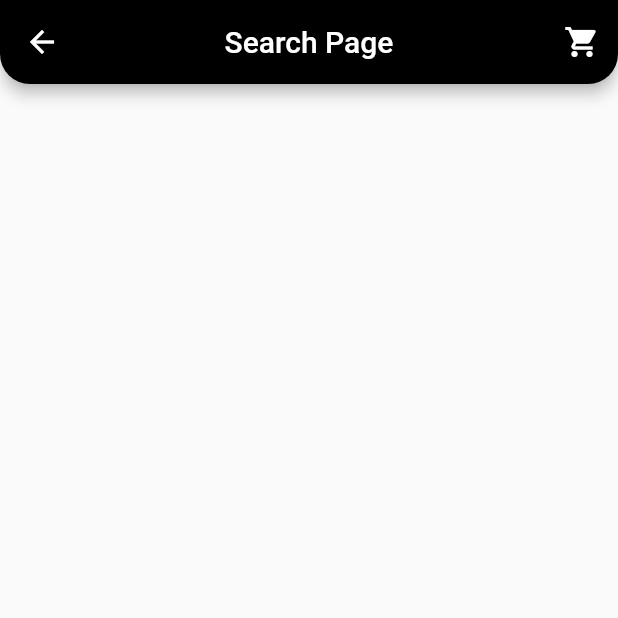
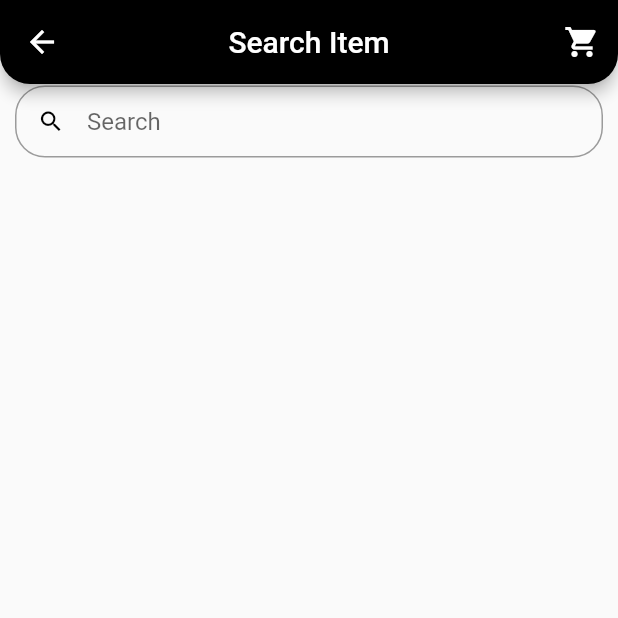
Before and after one commit to fahadyousafxi/Mobid_Thrift, a Flutter app: the SearchPage screen opened directly, on a phone screen of 412 x 824 dp, the top half of it. Run offline on Flutter 3.47's test engine with Material 2 defaults, Android fonts, the phone set to English and light mode, and no system bars; our stand-ins replace google_maps_flutter.

Commit message:
editing 8

```diff
--- a/lib/ui/About_Us.dart
+++ b/lib/ui/About_Us.dart
@@ -7,7 +7,7 @@ class AboutUs extends StatelessWidget {
   @override
   Widget build(BuildContext context) {
     return Scaffold(
-      appBar: MyAppbar().mySimpleAppBar(title: 'About Us'),
+      appBar: MyAppbar().mySimpleAppBar(context, title: 'About Us'),
       body: Center(child: Text('Discribes the information about'),),
     );
   }
--- a/lib/ui/Contact_Us.dart
+++ b/lib/ui/Contact_Us.dart
@@ -12,7 +12,7 @@ class _ContactUsState extends State<ContactUs> {
   @override
   Widget build(BuildContext context) {
     return Scaffold(
-      appBar: MyAppbar().mySimpleAppBar(title: 'Contact Us'),
+      appBar: MyAppbar().mySimpleAppBar(context, title: 'Contact Us'),
       body: Center(child: Text('Contact information of the Business'),),
     );
   }
--- a/lib/ui/Search_Page.dart
+++ b/lib/ui/Search_Page.dart
@@ -12,7 +12,23 @@ class _SearchPageState extends State<SearchPage> {
   @override
   Widget build(BuildContext context) {
     return Scaffold(
-      appBar: MyAppbar().mySimpleAppBar(title: 'Search Page'),
+      appBar: MyAppbar().mySimpleAppBar(context, title: 'Search Item'),
+      body: Container(
+        padding: EdgeInsets.only(left: 10, right: 10, bottom: 10, top: 1),
+        child:
+        TextField(
+          decoration: InputDecoration(
+              isDense: true,
+              prefixIcon: Hero(tag: 'forSearch',
+              child: Icon(Icons.search, color: Colors.black,)),
+              // prefixIconConstraints: BoxConstraints(minWidth: 10, minHeight: 10),
+              border: OutlineInputBorder( borderRadius: BorderRadius.circular(20), ),
+              contentPadding: EdgeInsets.only(top: 1, left: 1, bottom: 1),
+              hintText: 'Search'
+          ),
+          style: TextStyle(fontSize: 16),
+        ),
+      ),
     );
   }
 }
--- a/lib/ui/Seller_Profile.dart
+++ b/lib/ui/Seller_Profile.dart
@@ -23,7 +23,7 @@ class _SellerProfileState extends State<SellerProfile> {
   @override
   Widget build(BuildContext context) {
     return Scaffold(
-      appBar: MyAppbar().mySimpleAppBar(title: 'MobidThrift'),
+      appBar: MyAppbar().mySimpleAppBar(context, title: 'MobidThrift'),
       floatingActionButton: CircleAvatar( backgroundColor: Colors.transparent, radius: 50, child: IconButton(onPressed: (){ Navigator.push(context, MaterialPageRoute(builder: (context) => ChatPage())); }, icon: Icon(Icons.chat, size: 35,color: AppColors.myIconColor,))),
       body: SingleChildScrollView(
         child: Column(
--- a/lib/ui/Sold_Products.dart
+++ b/lib/ui/Sold_Products.dart
@@ -12,7 +12,7 @@ class _SoldProductsState extends State<SoldProducts> {
   @override
   Widget build(BuildContext context) {
     return Scaffold(
-      appBar: MyAppbar().mySimpleAppBar(title: 'Sold Products'),
+      appBar: MyAppbar().mySimpleAppBar(context, title: 'Sold Products'),
     );
   }
 }
--- a/lib/ui/Trade_Your_Product.dart
+++ b/lib/ui/Trade_Your_Product.dart
@@ -15,7 +15,7 @@ class _TradeYourProductState extends State<TradeYourProduct> {
   @override
   Widget build(BuildContext context) {
     return Scaffold(
-      appBar: MyAppbar().mySimpleAppBar(title: 'Trade Your Product'),
+      appBar: MyAppbar().mySimpleAppBar(context, title: 'Trade Your Product'),
       body: Center(child: Text('Empty')),
       bottomNavigationBar: Container(
         height: 60,
--- a/lib/ui/Wish_List.dart
+++ b/lib/ui/Wish_List.dart
@@ -13,7 +13,7 @@ class _WishListState extends State<WishList> {
   Widget build(BuildContext context) {
     return Scaffold(
 
-      appBar: MyAppbar().mySimpleAppBar(title: "Wish List"),
+      appBar: MyAppbar().mySimpleAppBar(context, title: "Wish List"),
       body: Center(child: Text('Empty Wish List'),),
     );
   }
--- a/lib/ui/Your_Cart.dart
+++ b/lib/ui/Your_Cart.dart
@@ -14,7 +14,7 @@ class _YourCartState extends State<YourCart> {
   @override
   Widget build(BuildContext context) {
     return Scaffold(
-      appBar: MyAppbar().mySimpleAppBar(title: 'Your Cart'),
+      appBar: MyAppbar().mySimpleAppBar(context, title: 'Your Cart'),
       body: Center(
         child: Text('Your Cart is Empty'),
       ),
--- a/lib/ui/appbar/My_appbar.dart
+++ b/lib/ui/appbar/My_appbar.dart
@@ -11,7 +11,6 @@ import 'package:mobidthrift/ui/Your_Cart.dart';
 import 'package:mobidthrift/ui/login/Login_page.dart';
 
 class MyAppbar {
-
   /// My App Bar
   PreferredSizeWidget myAppBar(context) {
     return AppBar(
@@ -19,8 +18,20 @@ class MyAppbar {
       title: const Text("MobidThrift"),
       centerTitle: true,
       actions: [
-        IconButton(onPressed: () {}, icon: Icon(Icons.search)),
-        IconButton(onPressed: () {Navigator.push(context, MaterialPageRoute(builder: (context) => YourCart()));}, icon: Icon(Icons.shopping_cart)),
+        IconButton(
+            onPressed: () {
+              // showSearch(context: context, delegate: SearchPage()),
+              Navigator.push(context,
+                  MaterialPageRoute(builder: (context) => SearchPage()));
+            },
+            icon: Hero(tag: 'forSearch',
+            child: Icon(Icons.search))),
+        IconButton(
+            onPressed: () {
+              Navigator.push(
+                  context, MaterialPageRoute(builder: (context) => YourCart()));
+            },
+            icon: Icon(Icons.shopping_cart)),
       ],
       shape: RoundedRectangleBorder(
         borderRadius: BorderRadius.vertical(
@@ -31,7 +42,8 @@ class MyAppbar {
   }
 
   /// My Simple App Bar
-  PreferredSizeWidget mySimpleAppBar({required String title, Widget myicon = const SizedBox()}) {
+  PreferredSizeWidget mySimpleAppBar(context,
+      {required String title, Widget myicon = const SizedBox()}) {
     return AppBar(
       backgroundColor: Colors.black,
       title: Text(title),
@@ -48,13 +60,11 @@ class MyAppbar {
     );
   }
 
-
   /// My Drawer
   Widget myDrawer(BuildContext context) {
     bool _yes = false;
     return Drawer(
-
-      backgroundColor: AppColors.drawerColor,
+        backgroundColor: AppColors.drawerColor,
         child: ListView(
           children: [
             DrawerHeader(
@@ -65,7 +75,8 @@ class MyAppbar {
                         height: 85,
                         child: CircleAvatar(
                           radius: 48, // Image radius
-                          backgroundImage: AssetImage('assets/images/phone.png'),
+                          backgroundImage:
+                              AssetImage('assets/images/phone.png'),
                         )),
                     TextButton(
                       onPressed: () {},
@@ -88,19 +99,30 @@ class MyAppbar {
               child: Row(
                 mainAxisAlignment: MainAxisAlignment.spaceEvenly,
                 children: [
-                  Text('Switch to seller', style: TextStyle(color: AppColors.drawerTextColor,),),
-                  Switch(value: _yes, onChanged: (bool newValue) {},),
+                  Text(
+                    'Switch to seller',
+                    style: TextStyle(
+                      color: AppColors.drawerTextColor,
+                    ),
+                  ),
+                  Switch(
+                    value: _yes,
+                    onChanged: (bool newValue) {},
+                  ),
                 ],
               ),
             ),
             ListTile(
               textColor: AppColors.drawerTextColor,
               iconColor: AppColors.drawerIconColor,
-              leading: Icon(Icons.home_filled,),
+              leading: Icon(
+                Icons.home_filled,
+              ),
               title: Text('Home Page'),
               onTap: () {
                 Navigator.pop(context);
-                Navigator.push(context, MaterialPageRoute(builder: (context) => MyHomePage()));
+                Navigator.push(context,
+                    MaterialPageRoute(builder: (context) => MyHomePage()));
               },
             ),
             Divider(
@@ -115,7 +137,10 @@ class MyAppbar {
               title: Text('Trade Your Product'),
               onTap: () {
                 Navigator.pop(context);
-                Navigator.push(context, MaterialPageRoute(builder: (context) => TradeYourProduct()));
+                Navigator.push(
+                    context,
+                    MaterialPageRoute(
+                        builder: (context) => TradeYourProduct()));
               },
             ),
             Divider(
@@ -130,7 +155,8 @@ class MyAppbar {
               title: Text('Search'),
               onTap: () {
                 Navigator.pop(context);
-                Navigator.push(context, MaterialPageRoute(builder: (context) => SearchPage()));
+                Navigator.push(context,
+                    MaterialPageRoute(builder: (context) => SearchPage()));
               },
             ),
             Divider(
@@ -145,7 +171,8 @@ class MyAppbar {
               title: Text('Cart'),
               onTap: () {
                 Navigator.pop(context);
-                Navigator.push(context, MaterialPageRoute(builder: (context) => YourCart()));
+                Navigator.push(context,
+                    MaterialPageRoute(builder: (context) => YourCart()));
               },
             ),
             Divider(
@@ -160,8 +187,8 @@ class MyAppbar {
               title: Text('Wish List'),
               onTap: () {
                 Navigator.pop(context);
-                Navigator.push(context, MaterialPageRoute(builder: (context) => WishList()));
-
+                Navigator.push(context,
+                    MaterialPageRoute(builder: (context) => WishList()));
               },
             ),
             Divider(
@@ -169,7 +196,6 @@ class MyAppbar {
               height: 1,
               thickness: 2,
             ),
-
             ListTile(
               textColor: AppColors.drawerTextColor,
               iconColor: AppColors.drawerIconColor,
@@ -177,7 +203,8 @@ class MyAppbar {
               title: Text('Sold Products'),
               onTap: () {
                 Navigator.pop(context);
-                Navigator.push(context, MaterialPageRoute(builder: (context) => SoldProducts()));
+                Navigator.push(context,
+                    MaterialPageRoute(builder: (context) => SoldProducts()));
               },
             ),
             Divider(
@@ -192,7 +219,8 @@ class MyAppbar {
               title: Text('About Us'),
               onTap: () {
                 Navigator.pop(context);
-                Navigator.push(context, MaterialPageRoute(builder: (context) => AboutUs()));
+                Navigator.push(context,
+                    MaterialPageRoute(builder: (context) => AboutUs()));
               },
             ),
             Divider(
@@ -207,7 +235,8 @@ class MyAppbar {
               title: Text('Contact Us'),
               onTap: () {
                 Navigator.pop(context);
-                Navigator.push(context, MaterialPageRoute(builder: (context) => ContactUs()));
+                Navigator.push(context,
+                    MaterialPageRoute(builder: (context) => ContactUs()));
               },
             ),
             Divider(
@@ -222,7 +251,8 @@ class MyAppbar {
               title: Text('Log Out'),
               onTap: () {
                 Navigator.pop(context);
-                Navigator.pop(context, MaterialPageRoute(builder: (context) => LoginPage()));
+                Navigator.pop(context,
+                    MaterialPageRoute(builder: (context) => LoginPage()));
               },
             ),
             Divider(
@@ -233,5 +263,4 @@ class MyAppbar {
           ],
         ));
   }
-
 }
```
